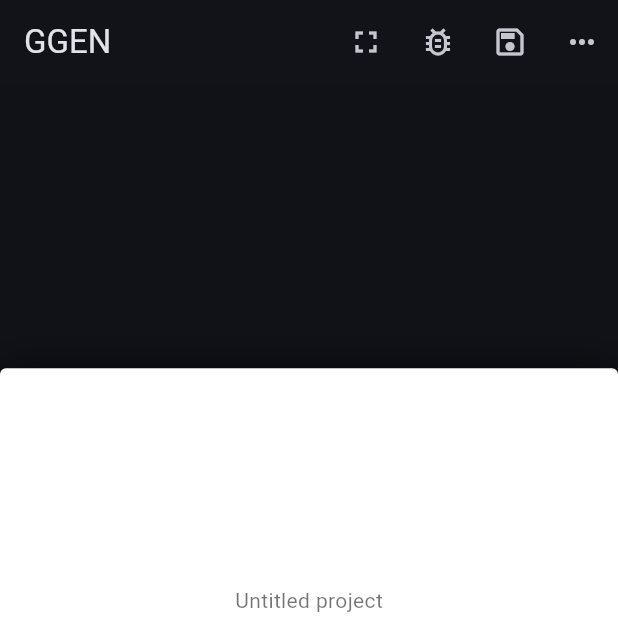
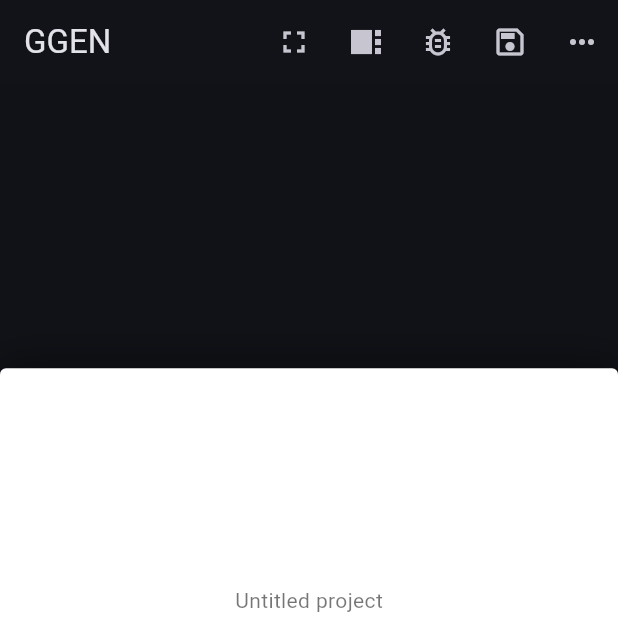
Before and after one commit to soobujmiah/ggen, a Flutter app: the screen it shows after launch, on a phone screen of 412 x 824 dp, the top half of it. Run offline on Flutter 3.47's test engine with Material 3 defaults, Android fonts, the phone set to English and light mode, and no system bars.

Commit message:
feat(ui): make inspector panel hideable\n\nSigned-off-by: Sobuj <soobujmiah@users.noreply.github.com>

```diff
--- a/apps/ggen_app/lib/main.dart
+++ b/apps/ggen_app/lib/main.dart
@@ -114,6 +114,7 @@ class StudioShell extends StatefulWidget {
 
 class _StudioShellState extends State<StudioShell> {
   bool _immersive = false;
+  bool _showInspector = true;
 
   void _setImmersive(bool value) {
     setState(() => _immersive = value);
@@ -132,6 +133,14 @@ class _StudioShellState extends State<StudioShell> {
                   tooltip: 'Immersive canvas',
                   onPressed: () => _setImmersive(true),
                   icon: const Icon(Icons.fullscreen),
+                ),
+                IconButton(
+                  tooltip: 'Toggle inspector',
+                  onPressed: () {
+                    setState(() => _showInspector = !_showInspector);
+                    debugLog.info('panel_visibility', _showInspector ? 'Inspector shown' : 'Inspector hidden');
+                  },
+                  icon: Icon(_showInspector ? Icons.view_sidebar : Icons.view_sidebar_outlined),
                 ),
                 IconButton(
                   tooltip: 'Export diagnostics',
@@ -162,7 +171,7 @@ class _StudioShellState extends State<StudioShell> {
             MediaQuery.sizeOf(context),
           );
           final showPanels = !_immersive;
-          final inspector = showPanels && constraints.maxWidth >= 900
+          final inspector = showPanels && _showInspector && constraints.maxWidth >= 900
               ? const SizedBox(width: 280, child: InspectorPanel())
               : const SizedBox.shrink();
           return Stack(
```
